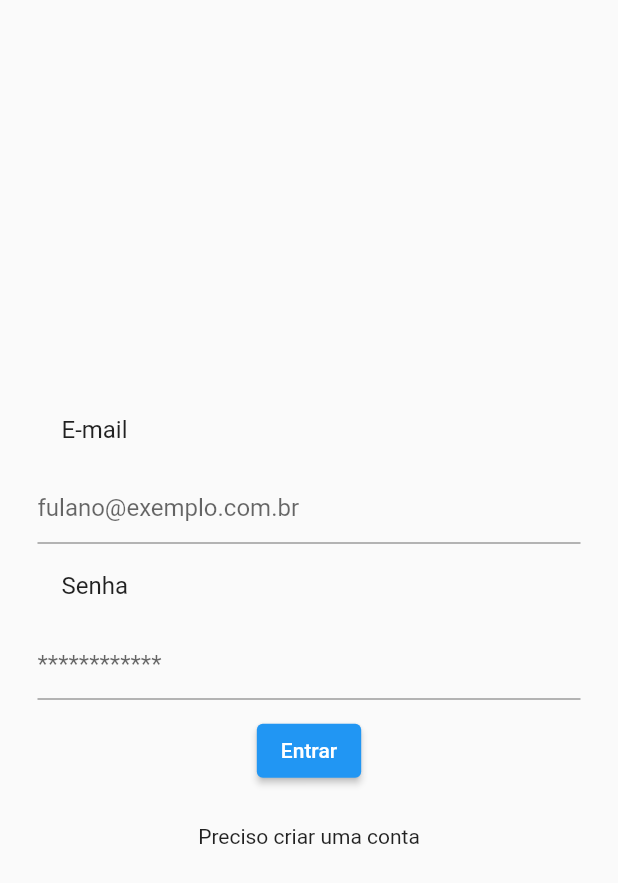
After one commit to penseapp/challenge-fullstack, a Flutter app: the screen it shows after launch, after a tap on "Já tenho uma conta.", on a phone screen of 412 x 824 dp. The commit adds this screen. Shown: the top 883 px of the screen. Run offline on Flutter 3.47's test engine with Material 2 defaults, Android fonts, the phone set to English and light mode, and no system bars; network calls fail.

Commit message:
Ajustes e criação de páginas

```diff
--- a/lib/controllers/user_controller.dart
+++ b/lib/controllers/user_controller.dart
@@ -21,7 +21,7 @@ class UserController {
 
         return user;
       } else {
-        throw "Não foi possível carregar os usuários";
+        throw 'Não foi possível carregar os usuários';
       }
     } catch (e) {
       print('Error ' + e);
@@ -55,7 +55,7 @@ class UserController {
       );
 
       if (res.statusCode == 200) {
-        print("POST");
+        print('POST');
         Navigator.push(
           context,
           MaterialPageRoute(
@@ -63,7 +63,7 @@ class UserController {
           ),
         );
       } else {
-        throw "Não foi possível cadastrar o usuário";
+        throw 'Não foi possível cadastrar o usuário';
       }
     } catch (e) {
       print('Error ' + e);
--- /dev/null
+++ b/lib/pages/login/login_page.dart
@@ -0,0 +1,53 @@
+import 'package:flutter/material.dart';
+import 'package:frontend/pages/register/register_page.dart';
+
+class LoginPage extends StatelessWidget {
+  @override
+  Widget build(BuildContext context) {
+    return Scaffold(
+      body: Center(
+        child: Padding(
+          padding: const EdgeInsets.all(25),
+          child: Column(
+            mainAxisAlignment: MainAxisAlignment.center,
+            children: [
+              ListTile(
+                title: Text('E-mail'),
+              ),
+              TextField(
+                autofocus: false,
+                decoration: InputDecoration(hintText: 'fulano@exemplo.com.br'),
+              ),
+              ListTile(
+                title: Text('Senha'),
+              ),
+              TextField(
+                autofocus: false,
+                decoration: InputDecoration(hintText: '************'),
+              ),
+              Padding(
+                padding: const EdgeInsets.only(top: 10),
+                child: ElevatedButton(
+                  onPressed: () => {},
+                  child: Text('Entrar'),
+                ),
+              ),
+              Padding(
+                padding: const EdgeInsets.only(top: 25),
+                child: InkWell(
+                  onTap: () => Navigator.push(
+                    context,
+                    MaterialPageRoute(
+                      builder: (context) => RegisterPage(),
+                    ),
+                  ),
+                  child: Text('Preciso criar uma conta'),
+                ),
+              )
+            ],
+          ),
+        ),
+      ),
+    );
+  }
+}
--- a/lib/pages/product/product_detail_page.dart
+++ b/lib/pages/product/product_detail_page.dart
@@ -25,7 +25,7 @@ class ProductDetailPage extends StatelessWidget {
       ),
       body: SingleChildScrollView(
         child: Padding(
-          padding: const EdgeInsets.all(12.0),
+          padding: const EdgeInsets.all(25),
           child: Column(
             children: <Widget>[
               Card(
--- /dev/null
+++ b/lib/pages/register/register_page.dart
@@ -0,0 +1,75 @@
+import 'package:flutter/material.dart';
+import 'package:frontend/controllers/user_controller.dart';
+import 'package:frontend/pages/login/login_page.dart';
+
+class RegisterPage extends StatelessWidget {
+  final UserController userController = UserController();
+  final _nameController = TextEditingController();
+  final _emailController = TextEditingController();
+  final _passwordController = TextEditingController();
+
+  @override
+  Widget build(BuildContext context) {
+    return Scaffold(
+      body: Center(
+        child: Padding(
+          padding: const EdgeInsets.all(25),
+          child: Column(
+            mainAxisAlignment: MainAxisAlignment.center,
+            children: <Widget>[
+              ListTile(
+                title: Text('Nome'),
+              ),
+              TextField(
+                autofocus: false,
+                controller: _nameController,
+                decoration: InputDecoration(hintText: 'Insira o seu nome'),
+              ),
+              ListTile(
+                title: Text('E-mail'),
+              ),
+              TextField(
+                autofocus: false,
+                controller: _emailController,
+                decoration: InputDecoration(hintText: 'exemplo@exemplo.com.br'),
+              ),
+              ListTile(
+                title: Text('Senha'),
+              ),
+              TextField(
+                autofocus: false,
+                controller: _passwordController,
+                decoration: InputDecoration(hintText: '************'),
+              ),
+              Padding(
+                padding: const EdgeInsets.only(top: 10),
+                child: ElevatedButton(
+                  onPressed: () {
+                    final _name = _nameController.text;
+                    final _email = _emailController.text;
+                    final _password = _passwordController.text;
+
+                    userController.saveUser(_name, _email, _password, context);
+                  },
+                  child: Text('Cadastrar-se'),
+                ),
+              ),
+              Padding(
+                padding: const EdgeInsets.only(top: 25),
+                child: InkWell(
+                  onTap: () => Navigator.push(
+                    context,
+                    MaterialPageRoute(
+                      builder: (context) => LoginPage(),
+                    ),
+                  ),
+                  child: Text('Já tenho uma conta.'),
+                ),
+              )
+            ],
+          ),
+        ),
+      ),
+    );
+  }
+}
--- a/lib/pages/store/store_add_page.dart
+++ b/lib/pages/store/store_add_page.dart
@@ -13,14 +13,14 @@ class StoreAddPage extends StatelessWidget {
         title: Text('Nova Loja'),
       ),
       body: Padding(
-        padding: const EdgeInsets.all(12.0),
+        padding: const EdgeInsets.all(25),
         child: Column(
           children: <Widget>[
             Column(
               crossAxisAlignment: CrossAxisAlignment.center,
               children: <Widget>[
                 ListTile(
-                  title: Text("Nome"),
+                  title: Text('Nome'),
                 ),
                 TextField(
                   autofocus: true,
@@ -28,7 +28,7 @@ class StoreAddPage extends StatelessWidget {
                   decoration: InputDecoration(hintText: 'Adicione um nome'),
                 ),
                 ListTile(
-                  title: Text("Descrição"),
+                  title: Text('Descrição'),
                 ),
                 TextField(
                   controller: _descriptionController,
--- a/lib/pages/store/store_detail_page.dart
+++ b/lib/pages/store/store_detail_page.dart
@@ -25,7 +25,7 @@ class StoreDetailPage extends StatelessWidget {
       ),
       body: SingleChildScrollView(
         child: Padding(
-          padding: const EdgeInsets.all(12.0),
+          padding: const EdgeInsets.all(25),
           child: Column(
             children: <Widget>[
               Card(
--- a/lib/pages/store/store_list_page.dart
+++ b/lib/pages/store/store_list_page.dart
@@ -29,7 +29,9 @@ class _StoreListPageState extends State<StoreListPage> {
       appBar: AppBar(
         title: Text('Lojas'),
       ),
-      body: FutureBuilder(
+      body: Padding(
+        padding: const EdgeInsets.all(25),
+        child: FutureBuilder(
           future: storeController.listStore(),
           builder: (BuildContext context, AsyncSnapshot<List<Store>> snapshot) {
             if (snapshot.hasData) {
@@ -58,6 +60,7 @@ class _StoreListPageState extends State<StoreListPage> {
             }
           },
         ),
+      ),
     );
   }
 }
--- a/lib/pages/user/user_add_page.dart
+++ b/lib/pages/user/user_add_page.dart
@@ -14,14 +14,14 @@ class UserAddPage extends StatelessWidget {
         title: Text('Cadastrar-se'),
       ),
       body: Padding(
-        padding: const EdgeInsets.all(12.0),
+        padding: const EdgeInsets.all(25),
         child: Column(
           children: <Widget>[
             Column(
               crossAxisAlignment: CrossAxisAlignment.center,
               children: <Widget>[
                 ListTile(
-                  title: Text("Nome"),
+                  title: Text('Nome'),
                 ),
                 TextField(
                   autofocus: true,
@@ -29,15 +29,15 @@ class UserAddPage extends StatelessWidget {
                   decoration: InputDecoration(hintText: 'Insira o seu nome'),
                 ),
                 ListTile(
-                  title: Text("Email"),
+                  title: Text('Email'),
                 ),
                 TextField(
                   controller: _emailController,
                   decoration:
-                      InputDecoration(hintText: 'exemplo@exemplo.com.br'),
+                      InputDecoration(hintText: 'fulano@exemplo.com.br'),
                 ),
                 ListTile(
-                  title: Text("Senha"),
+                  title: Text('Senha'),
                 ),
                 TextField(
                   controller: _passwordController,
--- a/lib/pages/user/user_detail_page.dart
+++ b/lib/pages/user/user_detail_page.dart
@@ -16,7 +16,7 @@ class UserDetailPage extends StatelessWidget {
       ),
       body: SingleChildScrollView(
         child: Padding(
-          padding: const EdgeInsets.all(12.0),
+          padding: const EdgeInsets.all(25),
           child: Column(
             children: <Widget>[
               Card(
--- a/lib/pages/user/user_list_page.dart
+++ b/lib/pages/user/user_list_page.dart
@@ -29,7 +29,9 @@ class _UserListPageState extends State<UserListPage> {
       appBar: AppBar(
         title: Text('Usuários'),
       ),
-      body: FutureBuilder(
+      body: Padding(
+        padding: const EdgeInsets.all(25),
+        child: FutureBuilder(
           future: userController.listUser(),
           builder: (BuildContext context, AsyncSnapshot<List<User>> snapshot) {
             if (snapshot.hasData) {
@@ -58,6 +60,7 @@ class _UserListPageState extends State<UserListPage> {
             }
           },
         ),
+      ),
     );
   }
 }
```
Also changed, not shown: lib/controllers/product_controller.dart (+6 -6 lines), lib/controllers/store_controller.dart (+6 -6 lines), lib/main.dart (+71 -4 lines), lib/pages/initial/initial_page.dart (added, +27 -0 lines), lib/pages/product/product_add_page.dart (+7 -7 lines), lib/pages/product/product_list_page.dart (+6 -2 lines). Lines whose indentation alone changed are shown as unchanged.
